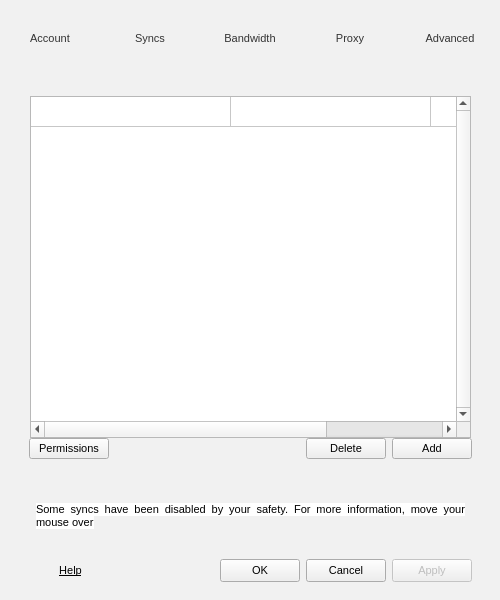
meganz/MEGAsync, file src/MEGASync/gui/linux/SettingsDialog.ui: the form before one commit.
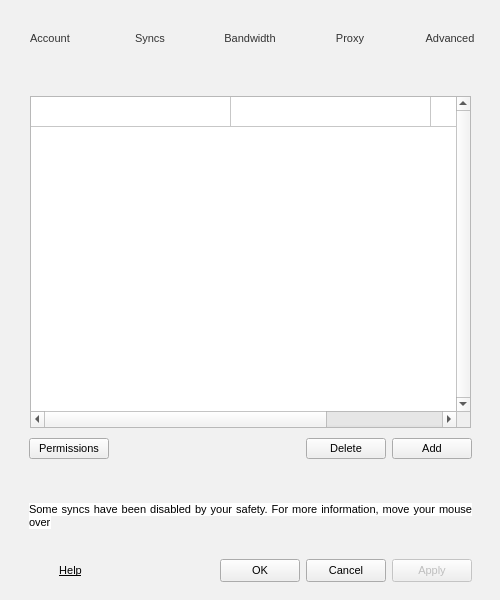
The form after the commit. The open tabs and pages were chosen to show the change. Icons and pictures are not drawn. Custom widgets are drawn as their Qt base class.

Commit message:
use syncName instead of recalculated leave name for local col in sync settings
- and reduce SyncStateInformation to only 2 values
- adjust margins and spaces on settings dialog (move buttons down &
remove spacing on OQ & sync errors msgs)

```diff
--- a/src/MEGASync/gui/linux/SettingsDialog.ui
+++ b/src/MEGASync/gui/linux/SettingsDialog.ui
@@ -1970,7 +1970,7 @@
               <number>1</number>
              </property>
              <property name="bottomMargin">
-              <number>0</number>
+              <number>10</number>
              </property>
              <item>
               <widget class="QTableWidget" name="tSyncs">
@@ -2429,13 +2429,13 @@
                   <number>1</number>
                  </property>
                  <property name="leftMargin">
-                  <number>7</number>
+                  <number>0</number>
                  </property>
                  <property name="topMargin">
                   <number>0</number>
                  </property>
                  <property name="rightMargin">
-                  <number>7</number>
+                  <number>0</number>
                  </property>
                  <property name="bottomMargin">
                   <number>0</number>
```
Left out of the diff: 4 changed lines with no effect on the pictures. The commit also changes 5 other files.
